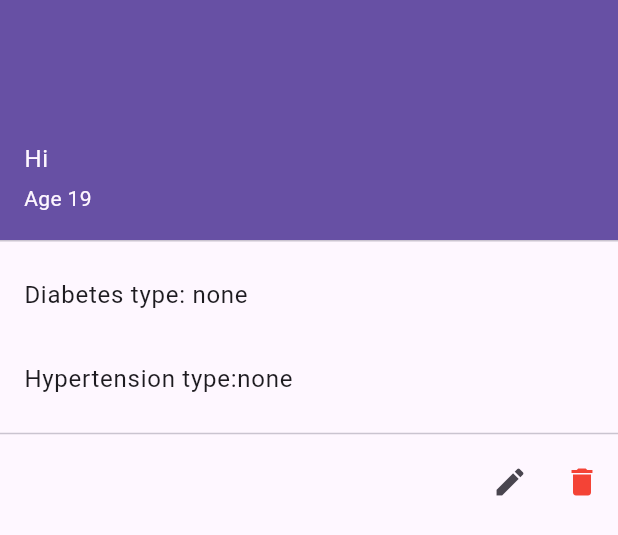
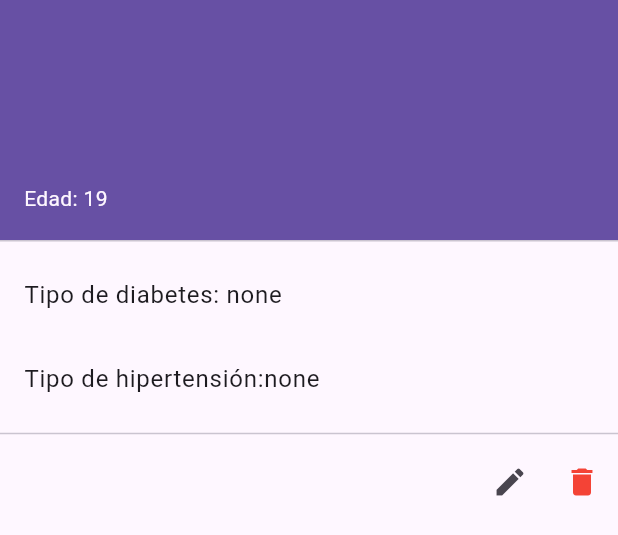
Before and after one commit to nehemiasmunoz/Decoder-F, a Flutter app: the DrawerMenu widget shown alone on an empty page, opened directly, on a phone screen of 412 x 824 dp. Shown: the top 535 px of the screen. Run offline on Flutter 3.47's test engine with Material 3 defaults, Android fonts, the phone set to English and light mode, and no system bars; our stand-ins replace flutter_dotenv, google_generative_ai, sqflite; accounts and stored records are empty.

Commit message:
Upd: change texts to spanish Add: update method

```diff
--- a/lib/src/presentation/ui/components/drawer_menu.dart
+++ b/lib/src/presentation/ui/components/drawer_menu.dart
@@ -1,4 +1,5 @@
 import 'package:decoder/src/data/provider/user/user_database_provider.dart';
+import 'package:decoder/src/presentation/ui/screens/screens.dart';
 import 'package:flutter/material.dart';
 import 'package:provider/provider.dart';
 
@@ -15,27 +16,37 @@ class DrawerMenu extends StatelessWidget {
       padding: EdgeInsets.zero,
       children: [
         UserAccountsDrawerHeader(
-          accountName: Text('Hi ${user.name}'),
-          accountEmail: Text("Age ${user.age}"),
+          accountName: Text('${user.name}'),
+          accountEmail: Text("Edad: ${user.age}"),
         ),
         ListTile(
-          title: Text("Diabetes type: ${user.diabetesType.name} "),
+          title: Text("Tipo de diabetes: ${user.diabetesType.name} "),
         ),
         ListTile(
-          title: Text("Hypertension type:${user.hypertensionType.name} "),
+          title: Text("Tipo de hipertensión:${user.hypertensionType.name} "),
         ),
         const Divider(),
         Row(
           mainAxisAlignment: MainAxisAlignment.end,
           children: [
-            IconButton(onPressed: () {}, icon: const Icon(Icons.edit)),
+            IconButton(
+                onPressed: () {
+                  Navigator.of(context).push(
+                    MaterialPageRoute(
+                      builder: (ctx) => UserRegisterScreen(
+                        userData: user,
+                      ),
+                    ),
+                  );
+                },
+                icon: const Icon(Icons.edit)),
             IconButton(
               onPressed: () {
                 Provider.of<UserDatabaseProvider>(context, listen: false)
                     .deleteUserData(user);
                 Navigator.pop(context);
                 ScaffoldMessenger.of(context).showSnackBar(
-                    SnackBar(content: Text("User: ${user.name} Deleted")));
+                    SnackBar(content: Text("Usuario: ${user.name} Eliminado")));
               },
               icon: const Icon(
                 Icons.delete,
```
